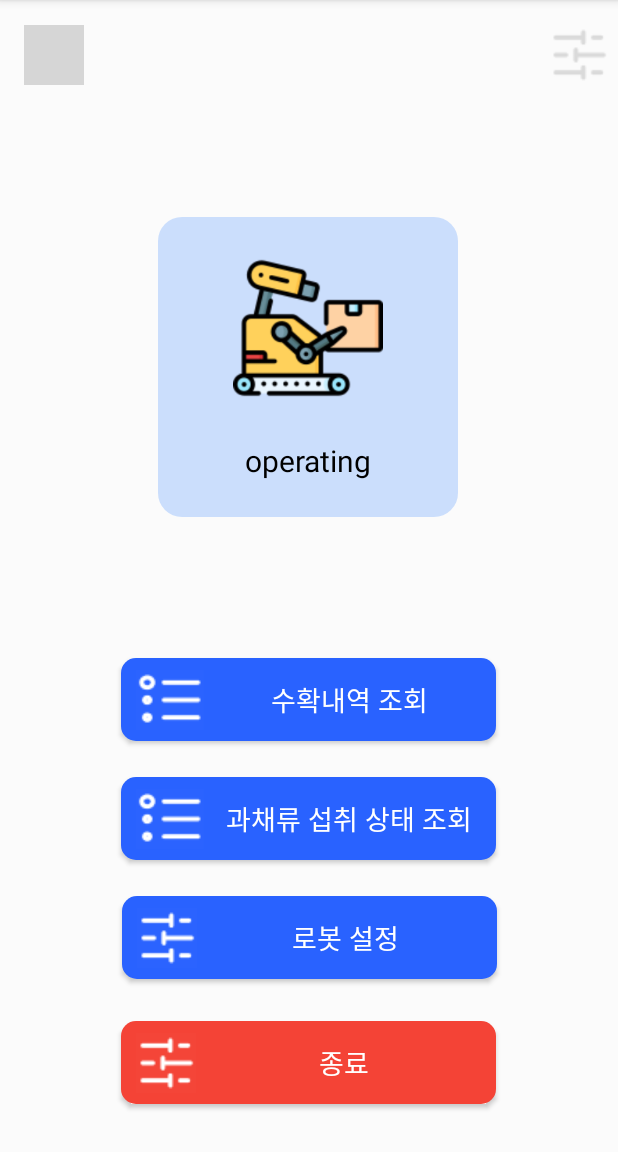
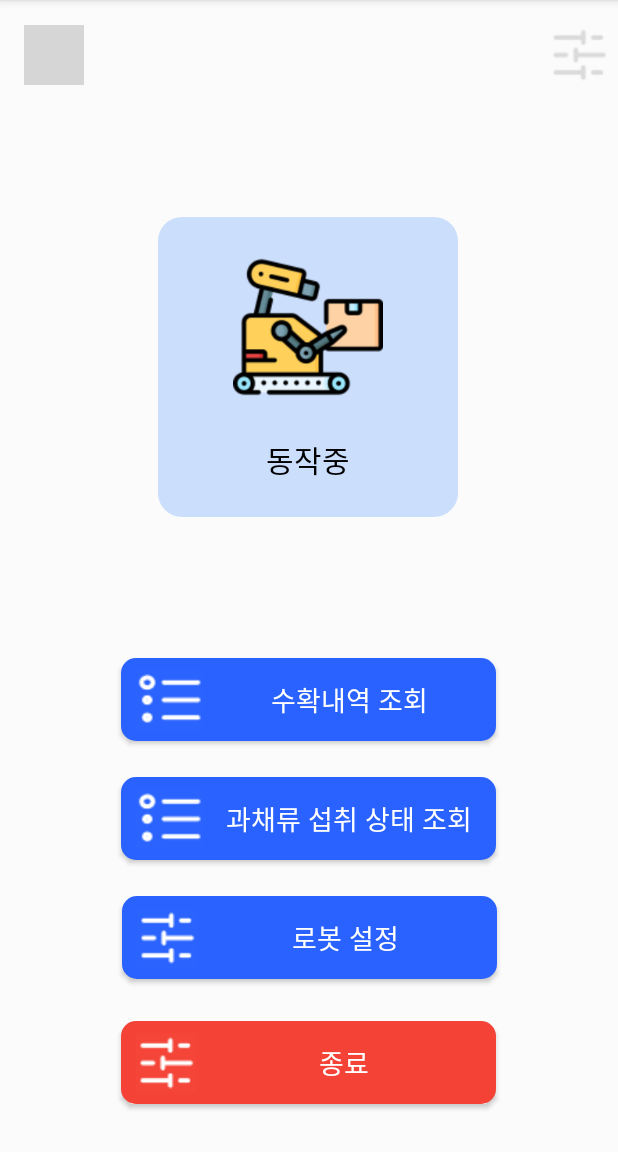
Before and after one commit to sangho007/Tomato_Robot, an Android app: the MainScreen screen opened directly, with no data from a screen before it, after a tap on an icon or button, on a phone screen of 412 x 824 dp, the part 84-1236 px from its top. Run offline under Robolectric (Android 15) with nearby library versions, the light colour scheme and no system bars; grey boxes are pictures that could not be loaded.

Commit message:
20231031-1

```diff
--- a/app/src/main/java/com/example/tomato_robot/AppVariable.java
+++ b/app/src/main/java/com/example/tomato_robot/AppVariable.java
@@ -6,7 +6,8 @@ import java.util.ArrayList;
 
 public class AppVariable extends Application {
     String act_state = "waiting";
-    String uno_start = "false";
+
+
     boolean socketFlag = false;
 
     ClientSocketThread socketThread;
@@ -17,7 +18,22 @@ public class AppVariable extends Application {
         super.onCreate();
     }
 
+    private OnActStateChangeListener listener;
 
+    public void setActState(String act_state) {
+        this.act_state = act_state;
+        if (listener != null) {
+            listener.onActStateChange(act_state);
+        }
+    }
+
+    public void setOnActStateChangeListener(OnActStateChangeListener listener) {
+        this.listener = listener;
+    }
+
+    public interface OnActStateChangeListener {
+        void onActStateChange(String act_state);
+    }
 
 
     public ClientSocketThread getSocketThread() {
--- a/app/src/main/java/com/example/tomato_robot/ClientSocketThread.java
+++ b/app/src/main/java/com/example/tomato_robot/ClientSocketThread.java
@@ -58,8 +58,8 @@ public class ClientSocketThread extends Thread {
                     if (receivedData != null) {
                         System.out.println("Received data: " + receivedData);
                         if (receivedData.equals("start")){
-                            appVariable.uno_start = "true";
-                            appVariable.act_state = "operating";
+                            appVariable.setNew_message("operating");
+                            appVariable.setActState("operating");
                         }
 
                     } else {
--- a/app/src/main/java/com/example/tomato_robot/MainScreen.java
+++ b/app/src/main/java/com/example/tomato_robot/MainScreen.java
@@ -38,23 +38,28 @@ public class MainScreen extends AppCompatActivity {
         AppVariable app_variable = (AppVariable) getApplicationContext();
 
 
-//        app_variable.initSocketThread("10.0.2.2",12345); // 로컬주소
-        app_variable.initSocketThread("192.168.0.205", 12345); // 젯슨 공유기 ip
+        app_variable.initSocketThread("10.0.2.2",12345); // 로컬주소
+//        app_variable.initSocketThread("192.168.0.205", 12345); // 젯슨 공유기 ip
 
-        if(app_variable.act_state.equals("operating")){
-            act_state_rect.setBackground(getResources().getDrawable(R.drawable.act_enabled_background));
-            act_state_img.setImageDrawable(getResources().getDrawable(R.drawable.act_icon));
-            act_state_text.setText(app_variable.act_state);
-        }
+
+
+        app_variable.setOnActStateChangeListener(act_state -> {
+            if(act_state.equals("operating")) {
+                act_state_rect.setBackground(getResources().getDrawable(R.drawable.act_enabled_background));
+                act_state_img.setImageDrawable(getResources().getDrawable(R.drawable.act_icon));
+                act_state_text.setText("동작중");
+            }
+            // 그 외 act_state에 따른 UI 변경 코드
+        });
 
         act_state_rect.setOnClickListener(new View.OnClickListener() {
             @Override
             public void onClick(View view) {
                 if (app_variable.act_state.equals("waiting")){
-                    app_variable.act_state = ("operating");
+                    app_variable.setActState("operating");
                     act_state_rect.setBackground(getResources().getDrawable(R.drawable.act_enabled_background));
                     act_state_img.setImageDrawable(getResources().getDrawable(R.drawable.act_icon));
-                    act_state_text.setText(app_variable.act_state);
+                    act_state_text.setText("동작중");
                     new Thread(new Runnable() {
                         @Override
                         public void run() {
@@ -76,10 +81,10 @@ public class MainScreen extends AppCompatActivity {
 
                 }
                 else if (app_variable.act_state.equals("operating")){
-                    app_variable.act_state = ("waiting");
+                    app_variable.setActState("waiting");
                     act_state_rect.setBackground(getResources().getDrawable(R.drawable.act_disabled_background));
                     act_state_img.setImageDrawable(getResources().getDrawable(R.drawable.sleep_icon));
-                    act_state_text.setText(app_variable.act_state);
+                    act_state_text.setText("대기중");
                     app_variable.setNew_message("waiting");
                 }
             }
@@ -140,7 +145,6 @@ public class MainScreen extends AppCompatActivity {
                                     video_view.start();
                                 }
                             });
-                            app_variable.uno_start = "false";
                             app_variable.setNew_message("complete");
                         }
                     }
```
